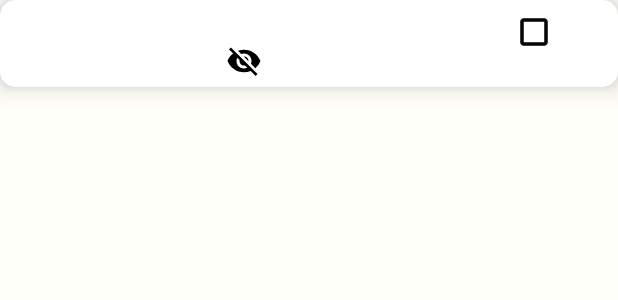
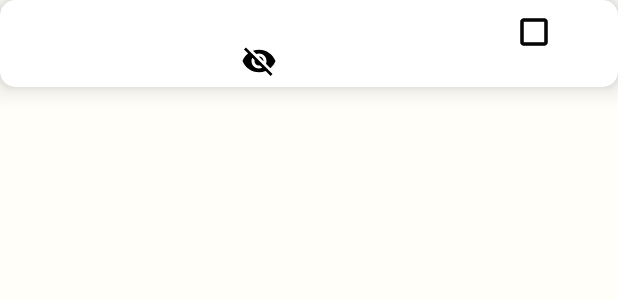
Before and after one commit to dlm001128/Doit, an Android app: the layout child_list_item.xml on its own in the app's theme, with its tools: preview values and no code run, on a phone screen of 412 x 824 dp. Shown: the top 300 px of the screen. Run offline under Robolectric (Android 15) with nearby library versions, the phone set to English and light mode, and no system bars.

Commit message:
Update child_list_item.xml

```diff
--- a/app/src/main/res/layout/child_list_item.xml
+++ b/app/src/main/res/layout/child_list_item.xml
@@ -22,7 +22,7 @@
         android:id="@+id/imageview_hide"
         android:layout_width="wrap_content"
         android:layout_height="wrap_content"
-        android:layout_marginLeft="145dp"
+        android:layout_marginLeft="155dp"
         android:layout_marginTop="23dp"
         android:src="@drawable/ic_baseline_visibility_off_24" />
 
@@ -67,7 +67,7 @@
 
     <TextView
         android:id="@+id/tvDeadline"
-        android:layout_width="match_parent"
+        android:layout_width="130dp"
         android:layout_height="wrap_content"
         android:layout_marginLeft="15dp"
         android:layout_marginTop="25dp"
```
